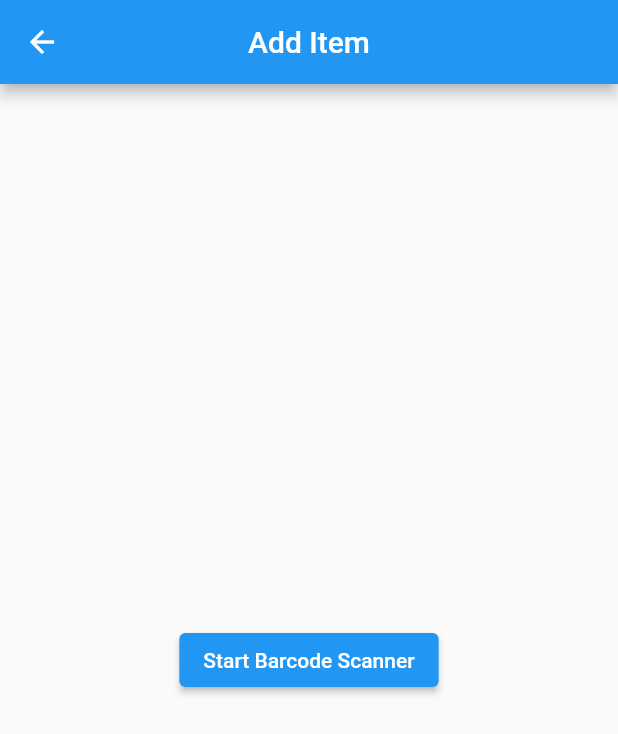
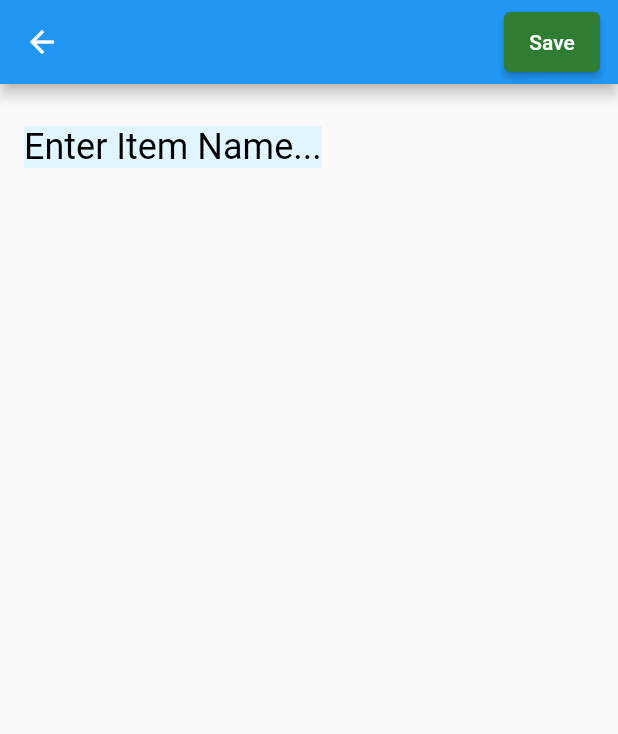
Before and after one commit to euromike21/CrowdSourcedShoppingApp, a Flutter app: the MyHomePage screen opened directly, item 2 of the bottom bar chosen, after a tap on the "add" icon, on a phone screen of 412 x 824 dp. Shown: the top 734 px of the screen. Run offline on Flutter 3.47's test engine with Material 2 defaults, Android fonts, the light colour scheme and no system bars; our stand-ins replace cloud_firestore, firebase_auth, firebase_core, fluttertoast, sqflite; missing offline and left inert: flutter_barcode_scanner; accounts and stored records are empty.

Commit message:
added local add/delete shopping list

```diff
--- /dev/null
+++ b/crowd_sourced_shopping_app/lib/db/notes.dart
@@ -0,0 +1,105 @@
+import 'package:crowd_sourced_shopping_app/exports.dart';
+import 'package:sqflite/sqflite.dart';
+import 'package:path/path.dart';
+
+class NotesDatabase {
+  static final NotesDatabase instance = NotesDatabase._init();
+
+  static Database? _database;
+
+  NotesDatabase._init();
+
+  Future<Database> get database async {
+    if (_database != null) return _database!;
+
+    _database = await _initDB('items.db');
+    return _database!;
+  }
+
+  Future<Database> _initDB(String filePath) async {
+    final dbPath = await getDatabasesPath();
+    final path = join(dbPath, filePath);
+
+    return await openDatabase(path, version: 1, onCreate: _createDB);
+  }
+
+  Future _createDB(Database db, int version) async {
+    final idType = 'INTEGER PRIMARY KEY AUTOINCREMENT';
+    final textType = 'TEXT NOT NULL';
+
+    await db.execute('''
+CREATE TABLE $tableNotes (
+  ${NoteFields.id} $idType,
+
+  ${NoteFields.title} $textType,
+
+  ${NoteFields.time} $textType
+  )
+''');
+  }
+
+  Future<Note> create(Note note) async {
+    final db = await instance.database;
+
+    // final json = note.toJson();
+    // final columns =
+    //     '${NoteFields.title}, ${NoteFields.description}, ${NoteFields.time}';
+    // final values =
+    //     '${json[NoteFields.title]}, ${json[NoteFields.description]}, ${json[NoteFields.time]}';
+    // final id = await db
+    //     .rawInsert('INSERT INTO table_name ($columns) VALUES ($values)');
+
+    final id = await db.insert(tableNotes, note.toJson());
+    return note.copy(id: id);
+  }
+
+  Future<Note> readNote(int id) async {
+    final db = await instance.database;
+
+    final maps = await db.query(
+      tableNotes,
+      columns: NoteFields.values,
+      where: '${NoteFields.id} = ?',
+      whereArgs: [id],
+    );
+
+    if (maps.isNotEmpty) {
+      return Note.fromJson(maps.first);
+    } else {
+      throw Exception('ID $id not found');
+    }
+  }
+
+  Future<List<Note>> readAllNotes() async {
+    final db = await instance.database;
+
+    final orderBy = '${NoteFields.time} ASC';
+    // final result =
+    //     await db.rawQuery('SELECT * FROM $tableNotes ORDER BY $orderBy');
+
+    final result = await db.query(tableNotes, orderBy: orderBy);
+
+    return result.map((json) => Note.fromJson(json)).toList();
+  }
+
+  Future<int> update(Note note) async {
+    final db = await instance.database;
+
+    return db.update(
+      tableNotes,
+      note.toJson(),
+      where: '${NoteFields.id} = ?',
+      whereArgs: [note.id],
+    );
+  }
+
+  Future<int> delete(int id) async {
+    final db = await instance.database;
+
+    return await db.delete(
+      tableNotes,
+      where: '${NoteFields.id} = ?',
+      whereArgs: [id],
+    );
+  }
+}
--- /dev/null
+++ b/crowd_sourced_shopping_app/lib/model/shop_item.dart
@@ -0,0 +1,47 @@
+final String tableNotes = 'notes';
+
+class NoteFields {
+  static final List<String> values = [
+    /// Add all fields
+    id, title, time
+  ];
+
+  static final String id = '_id';
+  static final String title = 'title';
+  static final String time = 'time';
+}
+
+class Note {
+  final int? id;
+  final String title;
+  final DateTime createdTime;
+
+  const Note({
+    this.id,
+    required this.title,
+    required this.createdTime,
+  });
+
+  Note copy({
+    int? id,
+    String? title,
+    DateTime? createdTime,
+  }) =>
+      Note(
+        id: id ?? this.id,
+        title: title ?? this.title,
+        createdTime: createdTime ?? this.createdTime,
+      );
+
+  static Note fromJson(Map<String, Object?> json) => Note(
+        id: json[NoteFields.id] as int?,
+        title: json[NoteFields.title] as String,
+        createdTime: DateTime.parse(json[NoteFields.time] as String),
+      );
+
+  Map<String, Object?> toJson() => {
+        NoteFields.id: id,
+        NoteFields.title: title,
+        NoteFields.time: createdTime.toIso8601String(),
+      };
+}
--- /dev/null
+++ b/crowd_sourced_shopping_app/lib/screens/edit_note_page.dart
@@ -0,0 +1,86 @@
+import 'package:crowd_sourced_shopping_app/exports.dart';
+
+class AddEditNotePage extends StatefulWidget {
+  final Note? note;
+
+  const AddEditNotePage({
+    Key? key,
+    this.note,
+  }) : super(key: key);
+  @override
+  _AddEditNotePageState createState() => _AddEditNotePageState();
+}
+
+class _AddEditNotePageState extends State<AddEditNotePage> {
+  final _formKey = GlobalKey<FormState>();
+  late String title;
+
+  @override
+  void initState() {
+    super.initState();
+    title = widget.note?.title ?? '';
+  }
+
+  @override
+  Widget build(BuildContext context) => Scaffold(
+        appBar: AppBar(
+          actions: [buildButton()],
+        ),
+        body: Form(
+          key: _formKey,
+          child: NoteFormWidget(
+            title: title,
+            onChangedTitle: (title) => setState(() => this.title = title),
+          ),
+        ),
+      );
+
+  Widget buildButton() {
+    final isFormValid = title.isNotEmpty;
+
+    return Padding(
+      padding: EdgeInsets.symmetric(vertical: 8, horizontal: 12),
+      child: ElevatedButton(
+        style: ElevatedButton.styleFrom(
+          onPrimary: Colors.white,
+          primary: isFormValid ? null : Colors.green[800],
+        ),
+        onPressed: addOrUpdateNote,
+        child: Text('Save'),
+      ),
+    );
+  }
+
+  void addOrUpdateNote() async {
+    final isValid = _formKey.currentState!.validate();
+
+    if (isValid) {
+      final isUpdating = widget.note != null;
+
+      if (isUpdating) {
+        await updateNote();
+      } else {
+        await addNote();
+      }
+
+      Navigator.of(context).pop();
+    }
+  }
+
+  Future updateNote() async {
+    final note = widget.note!.copy(
+      title: title,
+    );
+
+    await NotesDatabase.instance.update(note);
+  }
+
+  Future addNote() async {
+    final note = Note(
+      title: title,
+      createdTime: DateTime.now(),
+    );
+
+    await NotesDatabase.instance.create(note);
+  }
+}
--- a/crowd_sourced_shopping_app/lib/screens/home_screen.dart
+++ b/crowd_sourced_shopping_app/lib/screens/home_screen.dart
@@ -26,7 +26,15 @@
 
   @override
   Widget build(BuildContext context) {
-    return Center(
+    return Scaffold(
+        floatingActionButton: FloatingActionButton(
+          onPressed: () {
+            Navigator.push(context,
+                MaterialPageRoute(builder: (context) => AddItemScreen()));
+          },
+          child: Icon(Icons.add),
+        ),
+        body: Center(
           child: Column(
             mainAxisAlignment: MainAxisAlignment.center,
             children: <Widget>[
@@ -36,6 +44,6 @@
               ),
             ],
           ),
-    );
+        ));
   }
 }
--- a/crowd_sourced_shopping_app/lib/screens/shopping_list_screen.dart
+++ b/crowd_sourced_shopping_app/lib/screens/shopping_list_screen.dart
@@ -1,20 +1,73 @@
 import 'package:crowd_sourced_shopping_app/exports.dart';
 
-class ShoppingListScreen extends StatelessWidget {
-  const ShoppingListScreen({Key? key}) : super(key: key);
+class NotesPage extends StatefulWidget {
+  NotesPage({Key? key}) : super(key: key);
+  @override
+  _NotesPageState createState() => _NotesPageState();
+}
+
+class _NotesPageState extends State<NotesPage> {
+  late List<Note> notes;
+  bool isLoading = false;
 
   @override
-  Widget build(BuildContext context) {
-    return Center(
-      child: Column(
-        mainAxisAlignment: MainAxisAlignment.center,
-        children: <Widget>[
-          Text(
-            'Shopping List Screen',
-            style: TextStyle(fontSize: 30),
-          ),
-        ],
-      ),
-    );
+  void initState() {
+    super.initState();
+    refreshNotes();
   }
+
+  Future refreshNotes() async {
+    setState(() => isLoading = true);
+
+    this.notes = await NotesDatabase.instance.readAllNotes();
+
+    setState(() => isLoading = false);
+  }
+
+  @override
+  Widget build(BuildContext context) => Scaffold(
+        body: Center(
+          child: isLoading
+              ? CircularProgressIndicator()
+              : notes.isEmpty
+                  ? Text(
+                      'No Notes',
+                      style: TextStyle(color: Colors.white, fontSize: 24),
+                    )
+                  : buildNotes(),
+        ),
+        floatingActionButton: FloatingActionButton(
+          backgroundColor: Colors.blue,
+          child: Icon(Icons.add),
+          onPressed: () async {
+            await Navigator.of(context).push(
+              MaterialPageRoute(builder: (context) => AddEditNotePage()),
+            );
+
+            refreshNotes();
+          },
+        ),
+      );
+
+  Widget buildNotes() => StaggeredGridView.countBuilder(
+        padding: EdgeInsets.all(8),
+        itemCount: notes.length,
+        staggeredTileBuilder: (index) => StaggeredTile.fit(2),
+        crossAxisCount: 4,
+        mainAxisSpacing: 4,
+        crossAxisSpacing: 4,
+        itemBuilder: (context, index) {
+          final note = notes[index];
+          return GestureDetector(
+            onTap: () async {
+              await Navigator.of(context).push(MaterialPageRoute(
+                builder: (context) => NoteDetailPage(noteId: note.id!),
+              ));
+
+              refreshNotes();
+            },
+            child: NoteCardWidget(note: note, index: index),
+          );
+        },
+      );
 }
--- /dev/null
+++ b/crowd_sourced_shopping_app/lib/widget/note_form_widget.dart
@@ -0,0 +1,46 @@
+import 'package:crowd_sourced_shopping_app/exports.dart';
+
+class NoteFormWidget extends StatelessWidget {
+  final String? title;
+  final ValueChanged<String> onChangedTitle;
+
+  const NoteFormWidget({
+    Key? key,
+    this.title = '',
+    required this.onChangedTitle,
+  }) : super(key: key);
+
+  @override
+  Widget build(BuildContext context) => SingleChildScrollView(
+        child: Padding(
+          padding: EdgeInsets.all(16),
+          child: Column(
+            mainAxisSize: MainAxisSize.min,
+            children: [
+              buildTitle(),
+              SizedBox(height: 8),
+            ],
+          ),
+        ),
+      );
+
+  Widget buildTitle() => TextFormField(
+        maxLines: 1,
+        initialValue: title,
+        style: TextStyle(
+          backgroundColor: Colors.lightBlue[50],
+          color: Colors.black,
+          fontWeight: FontWeight.normal,
+          fontSize: 24,
+        ),
+        decoration: InputDecoration(
+          border: InputBorder.none,
+          hintText: 'Enter Item Name...',
+          hintStyle: TextStyle(color: Colors.black),
+        ),
+        validator: (title) => title != null && title.isEmpty
+            ? 'The item name cannot be empty'
+            : null,
+        onChanged: onChangedTitle,
+      );
+}
--- a/crowd_sourced_shopping_app/pubspec.yaml
+++ b/crowd_sourced_shopping_app/pubspec.yaml
@@ -23,6 +23,9 @@
   # The following adds the Cupertino Icons font to your application.
   # Use with the CupertinoIcons class for iOS style icons.
   cupertino_icons: ^1.0.2
+  path_provider: ^2.0.5
+  sqflite: ^2.0.0+4
+  flutter_staggered_grid_view: ^0.4.0-nullsafety.3
 
 dev_dependencies:
   flutter_test:
```
Also changed, not shown: crowd_sourced_shopping_app/lib/exports.dart (+7 -0 lines), crowd_sourced_shopping_app/lib/screens/home_page.dart (+1 -8 lines), crowd_sourced_shopping_app/lib/screens/note_detail_page.dart (added, +67 -0 lines), crowd_sourced_shopping_app/lib/widget/note_card_widget.dart (added, +46 -0 lines), crowd_sourced_shopping_app/pubspec.lock. Lines whose indentation alone changed are shown as unchanged.
